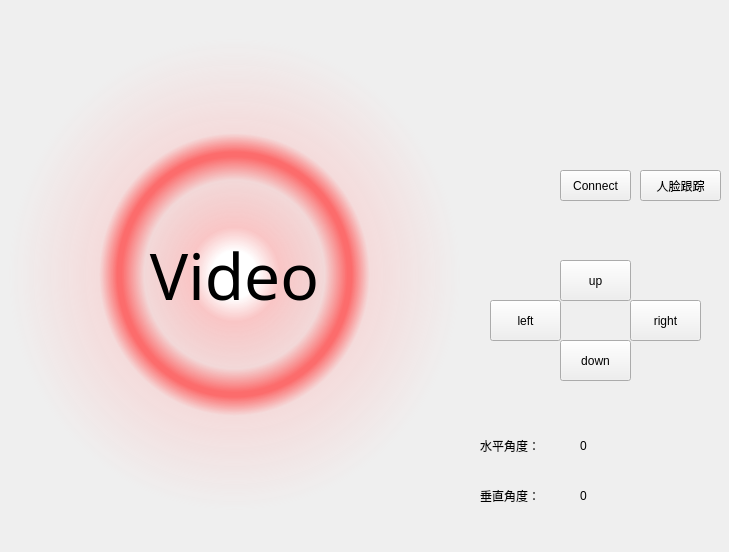
Before: the Qt Designer form CameraDemo/camerademo.ui in qq936859639/test2, drawn with Qt 5.
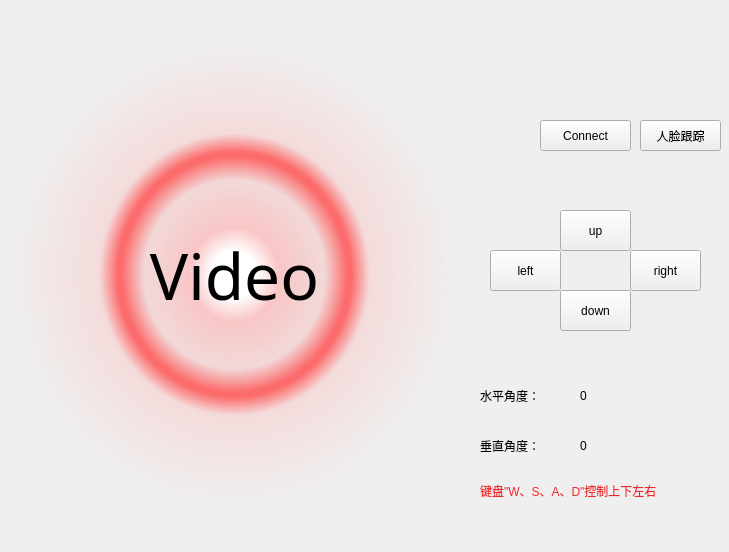
After: the same form once the commit is applied.

What changed in the file:
```diff
--- a/CameraDemo/camerademo.ui
+++ b/CameraDemo/camerademo.ui
@@ -47,7 +47,7 @@
    <property name="geometry">
     <rect>
      <x>490</x>
-     <y>300</y>
+     <y>250</y>
      <width>71</width>
      <height>41</height>
     </rect>
@@ -60,7 +60,7 @@
    <property name="geometry">
     <rect>
      <x>630</x>
-     <y>300</y>
+     <y>250</y>
      <width>71</width>
      <height>41</height>
     </rect>
@@ -73,7 +73,7 @@
    <property name="geometry">
     <rect>
      <x>560</x>
-     <y>340</y>
+     <y>290</y>
      <width>71</width>
      <height>41</height>
     </rect>
@@ -86,7 +86,7 @@
    <property name="geometry">
     <rect>
      <x>560</x>
-     <y>260</y>
+     <y>210</y>
      <width>71</width>
      <height>41</height>
     </rect>
@@ -98,9 +98,9 @@
   <widget class="QPushButton" name="connect">
    <property name="geometry">
     <rect>
-     <x>560</x>
-     <y>170</y>
-     <width>71</width>
+     <x>540</x>
+     <y>120</y>
+     <width>91</width>
      <height>31</height>
     </rect>
    </property>
@@ -112,7 +112,7 @@
    <property name="geometry">
     <rect>
      <x>480</x>
-     <y>430</y>
+     <y>380</y>
      <width>81</width>
      <height>31</height>
     </rect>
@@ -125,7 +125,7 @@
    <property name="geometry">
     <rect>
      <x>480</x>
-     <y>480</y>
+     <y>430</y>
      <width>81</width>
      <height>31</height>
     </rect>
@@ -138,7 +138,7 @@
    <property name="geometry">
     <rect>
      <x>580</x>
-     <y>430</y>
+     <y>380</y>
      <width>81</width>
      <height>31</height>
     </rect>
@@ -151,7 +151,7 @@
    <property name="geometry">
     <rect>
      <x>580</x>
-     <y>480</y>
+     <y>430</y>
      <width>81</width>
      <height>31</height>
     </rect>
@@ -164,7 +164,7 @@
    <property name="geometry">
     <rect>
      <x>640</x>
-     <y>170</y>
+     <y>120</y>
      <width>81</width>
      <height>31</height>
     </rect>
@@ -173,6 +173,22 @@
     <string>人脸跟踪</string>
    </property>
   </widget>
+  <widget class="QLabel" name="label">
+   <property name="geometry">
+    <rect>
+     <x>480</x>
+     <y>470</y>
+     <width>241</width>
+     <height>41</height>
+    </rect>
+   </property>
+   <property name="styleSheet">
+    <string notr="true">color: rgb(239, 41, 41);</string>
+   </property>
+   <property name="text">
+    <string>键盘&quot;W、S、A、D&quot;控制上下左右</string>
+   </property>
+  </widget>
  </widget>
  <resources/>
  <connections/>
```
